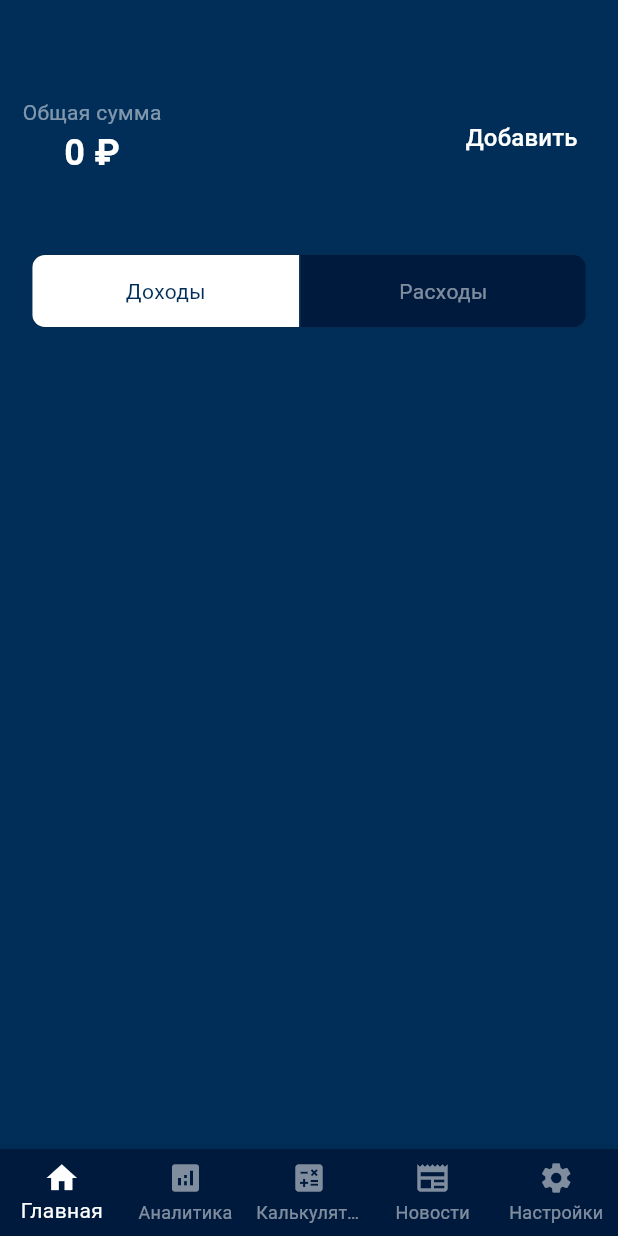
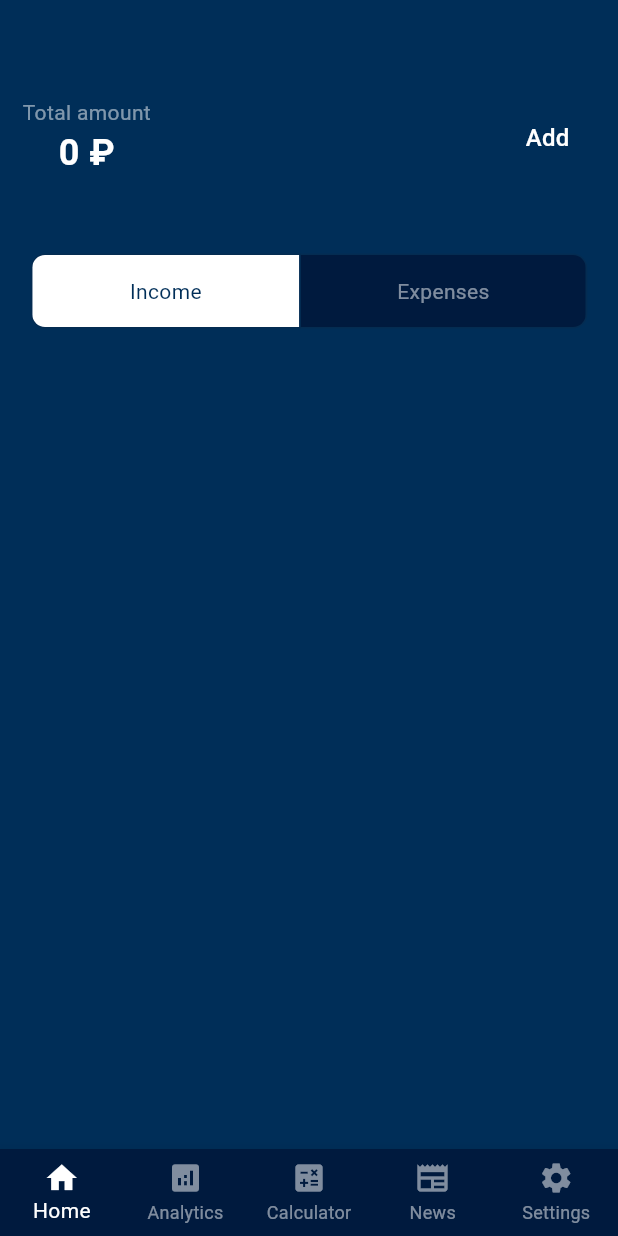
Before and after one commit to Iv1BazA/Financial_app, a Flutter app: the screen it shows after launch, after a tap on "Начать", on a phone screen of 412 x 824 dp. Run offline on Flutter 3.47's test engine with Material 3 defaults, Android fonts, the phone set to English and light mode, and no system bars; our stand-ins replace device_preview, fl_chart, flutter_svg, mask_text_input_formatter, shared_preferences.

Commit message:
change interface

```diff
--- a/lib/main.dart
+++ b/lib/main.dart
@@ -40,7 +40,7 @@ class MyApp extends StatelessWidget {
       theme: ThemeData(
         scaffoldBackgroundColor: Color(0xFF002E58),
       ),
-      home: const StartWidget(),
+      home: SplashScreen(),
       routes: {
         '/mainscreen': (context) => MainScreenWidget(),
         '/qwe': (context) => ExpensesWidget()
@@ -48,3 +48,47 @@ class MyApp extends StatelessWidget {
     );
   }
 }
+
+class SplashScreen extends StatefulWidget {
+  @override
+  _SplashScreenState createState() => _SplashScreenState();
+}
+
+class _SplashScreenState extends State<SplashScreen> {
+  late SharedPreferences prefs;
+  bool showInstructions = true;
+
+  @override
+  void initState() {
+    super.initState();
+    checkInstructionsStatus();
+  }
+
+  Future<void> checkInstructionsStatus() async {
+    prefs = await SharedPreferences.getInstance();
+    bool shouldShowInstructions = prefs.getBool('showInstructions') ?? true;
+
+    setState(() {
+      showInstructions = shouldShowInstructions;
+    });
+
+    // Если инструкции еще не отображались, отобразите их
+    if (showInstructions) {
+      await prefs.setBool('showInstructions', false);
+      Navigator.pushReplacement(
+          context, MaterialPageRoute(builder: (context) => StartWidget()));
+    } else {
+      Navigator.pushReplacement(
+          context, MaterialPageRoute(builder: (context) => MainScreenWidget()));
+    }
+  }
+
+  @override
+  Widget build(BuildContext context) {
+    return Scaffold(
+      body: Center(
+        child: CircularProgressIndicator(),
+      ),
+    );
+  }
+}
--- a/lib/screens/analitics_screen.dart
+++ b/lib/screens/analitics_screen.dart
@@ -39,7 +39,7 @@ class _AnalyticsScreenState extends State<AnalyticsScreen> {
         children: [
           SizedBox(height: 45),
           Text(
-            'Аналитика',
+            'Analytics',
             style: cost.copyWith(fontSize: 32),
           ),
           SizedBox(height: 25),
@@ -94,7 +94,7 @@ class _AnalyticsScreenState extends State<AnalyticsScreen> {
                 mainAxisAlignment: MainAxisAlignment.spaceBetween,
                 children: [
                   Text(
-                    'Общая сумма',
+                    'Total amount',
                     style: discriptionText.copyWith(color: Colors.white),
                   ),
                   FutureBuilder(
@@ -146,7 +146,7 @@ class _AnalyticsScreenState extends State<AnalyticsScreen> {
                       mainAxisAlignment: MainAxisAlignment.spaceBetween,
                       children: [
                         Text(
-                          'Доходы',
+                          'Income',
                           style: discriptionText.copyWith(color: Colors.white),
                         ),
                         Consumer<IncomeProvider>(
@@ -181,7 +181,7 @@ class _AnalyticsScreenState extends State<AnalyticsScreen> {
                         mainAxisAlignment: MainAxisAlignment.spaceBetween,
                         children: [
                           Text(
-                            'Расходы',
+                            'Expenses',
                             style:
                                 discriptionText.copyWith(color: Colors.white),
                           ),
@@ -282,10 +282,10 @@ class _ToggleButtonsAnaliticsWidgetState
       height: 40,
       child: ToggleButtons(
         children: [
-          buildToggleButton('Сегодня', 0),
-          buildToggleButton('Неделя', 1),
-          buildToggleButton('Месяц', 2),
-          buildToggleButton('Год', 3),
+          buildToggleButton('Today', 0),
+          buildToggleButton('Week', 1),
+          buildToggleButton('Month', 2),
+          buildToggleButton('Year', 3),
         ],
         onPressed: widget.onTap,
         isSelected: List.generate(
--- a/lib/screens/calc_screen.dart
+++ b/lib/screens/calc_screen.dart
@@ -33,7 +33,7 @@ class _CalcExpIncWidgetState extends State<CalcExpIncWidget> {
               Column(
                 children: [
                   Text(
-                    'Общая сумма',
+                    'Total amount',
                     style: sum,
                   ),
                   FutureBuilder(
@@ -91,7 +91,7 @@ class _CalcExpIncWidgetState extends State<CalcExpIncWidget> {
                   );
                 },
                 child: Text(
-                  'Добавить',
+                  'Add',
                   style: discriptionText.copyWith(color: Colors.white),
                 ),
               ),
@@ -140,7 +140,7 @@ class ToggleButtonsWidget extends StatelessWidget {
             width: 178,
             child: Center(
               child: Text(
-                'Доходы',
+                'Income',
                 style: TextStyle(
                   color: isSelected[0]
                       ? Color(0xFF002E58)
@@ -156,7 +156,7 @@ class ToggleButtonsWidget extends StatelessWidget {
             width: 190,
             child: Center(
               child: Text(
-                'Расходы',
+                'Expenses',
                 style: TextStyle(
                   color: isSelected[1]
                       ? Color(0xFF002E58)
--- a/lib/screens/expenses_screen.dart
+++ b/lib/screens/expenses_screen.dart
@@ -16,11 +16,11 @@ class ExpensesWidget extends StatefulWidget {
 class _ExpensesWidgetState extends State<ExpensesWidget> {
   int selectedIdx = 0;
   List<Category> categoryList = [
-    Category(name: "Еда", icon: Icons.food_bank),
-    Category(name: "Транспорт", icon: Icons.directions_car),
-    Category(name: "Жилье", icon: Icons.home),
-    Category(name: "Развлечения", icon: Icons.sports_esports),
-    Category(name: "Прочее", icon: Icons.category),
+    Category(name: "Food", icon: Icons.food_bank),
+    Category(name: "Transpoer", icon: Icons.directions_car),
+    Category(name: "Housing", icon: Icons.home),
+    Category(name: "Entertainment", icon: Icons.sports_esports),
+    Category(name: "Other", icon: Icons.category),
   ];
   final discription = TextEditingController();
   final cost = TextEditingController();
@@ -59,7 +59,7 @@ class _ExpensesWidgetState extends State<ExpensesWidget> {
             mainAxisAlignment: MainAxisAlignment.spaceBetween,
             children: [
               Text(
-                'Добавить расходы',
+                'Add expenses',
                 style: extens,
               ),
               IconButton(
@@ -74,7 +74,7 @@ class _ExpensesWidgetState extends State<ExpensesWidget> {
           ),
           SizedBox(height: 15),
           Text(
-            'Описание',
+            'Description',
             style: discriptionText,
           ),
           SizedBox(height: 5),
@@ -82,11 +82,11 @@ class _ExpensesWidgetState extends State<ExpensesWidget> {
             controller: discription,
             style: discriptionText.copyWith(color: Colors.white),
             decoration: styleTextField.copyWith(
-                hintText: 'Например (Покупка велосипеда)'),
+                hintText: 'For example (Buying a bike)'),
           ),
           SizedBox(height: 25),
           Text(
-            'Сумма',
+            'Sum',
             style: discriptionText,
           ),
           SizedBox(height: 5),
@@ -97,7 +97,7 @@ class _ExpensesWidgetState extends State<ExpensesWidget> {
           ),
           SizedBox(height: 25),
           Text(
-            'Дата',
+            'Date',
             style: discriptionText,
           ),
           SizedBox(height: 5),
@@ -112,7 +112,7 @@ class _ExpensesWidgetState extends State<ExpensesWidget> {
           ),
           SizedBox(height: 25),
           Text(
-            'Категории',
+            'Category',
             style: discriptionText,
           ),
           SizedBox(height: 15),
@@ -141,7 +141,7 @@ class _ExpensesWidgetState extends State<ExpensesWidget> {
                 Navigator.of(context).pop();
               },
               child: Text(
-                'Добавить',
+                'Add',
                 style: TextStyle(color: Color(0xFF002E58)),
               ),
             ),
--- a/lib/screens/income_screen.dart
+++ b/lib/screens/income_screen.dart
@@ -22,9 +22,9 @@ class _IncomeWidgetScreenState extends State<IncomeWidgetScreen> {
       mask: '##.##.####', filter: {"#": RegExp(r'[0-9]')});
   int selectedIdx = 0;
   List<Category> categoryList = [
-    Category(name: "Зароботная плата", icon: Icons.money),
-    Category(name: "Инвестиции", icon: Icons.present_to_all),
-    Category(name: "Подарок", icon: Icons.home),
+    Category(name: "Salory", icon: Icons.money),
+    Category(name: "Investments", icon: Icons.present_to_all),
+    Category(name: "Present", icon: Icons.home),
   ];
   Future<void> _selectDate(BuildContext context) async {
     DateTime currentDate = DateTime.now();
@@ -57,7 +57,7 @@ class _IncomeWidgetScreenState extends State<IncomeWidgetScreen> {
             mainAxisAlignment: MainAxisAlignment.spaceBetween,
             children: [
               Text(
-                'Добавить доходы',
+                'Add income',
                 style: extens,
               ),
               IconButton(
@@ -72,7 +72,7 @@ class _IncomeWidgetScreenState extends State<IncomeWidgetScreen> {
           ),
           SizedBox(height: 15),
           Text(
-            'Описание',
+            'Description',
             style: discriptionText,
           ),
           SizedBox(height: 5),
@@ -80,11 +80,11 @@ class _IncomeWidgetScreenState extends State<IncomeWidgetScreen> {
             controller: discription,
             style: discriptionText.copyWith(color: Colors.white),
             decoration:
-                styleTextField.copyWith(hintText: 'Например (Зарплата)'),
+                styleTextField.copyWith(hintText: 'For example (Salary)'),
           ),
           SizedBox(height: 25),
           Text(
-            'Сумма',
+            'Sum',
             style: discriptionText,
           ),
           SizedBox(height: 5),
@@ -95,7 +95,7 @@ class _IncomeWidgetScreenState extends State<IncomeWidgetScreen> {
           ),
           SizedBox(height: 25),
           Text(
-            'Дата',
+            'Date',
             style: discriptionText,
           ),
           SizedBox(height: 5),
@@ -110,7 +110,7 @@ class _IncomeWidgetScreenState extends State<IncomeWidgetScreen> {
           ),
           SizedBox(height: 25),
           Text(
-            'Категории',
+            'Category',
             style: discriptionText,
           ),
           SizedBox(height: 15),
@@ -138,7 +138,7 @@ class _IncomeWidgetScreenState extends State<IncomeWidgetScreen> {
                 Navigator.of(context).pop();
               },
               child: Text(
-                'Добавить',
+                'Add',
                 style: TextStyle(color: Color(0xFF002E58)),
               ),
             ),
--- a/lib/screens/main_screen.dart
+++ b/lib/screens/main_screen.dart
@@ -53,23 +53,23 @@ class _MainScreenWidgetState extends State<MainScreenWidget> {
         items: [
           BottomNavigationBarItem(
             icon: Icon(Icons.home),
-            label: 'Главная',
+            label: 'Home',
           ),
           BottomNavigationBarItem(
             icon: Icon(Icons.analytics),
-            label: 'Аналитика',
+            label: 'Analytics',
           ),
           BottomNavigationBarItem(
             icon: Icon(Icons.calculate),
-            label: 'Калькулятор',
+            label: 'Calculator',
           ),
           BottomNavigationBarItem(
             icon: Icon(Icons.newspaper),
-            label: 'Новости',
+            label: 'News',
           ),
           BottomNavigationBarItem(
             icon: Icon(Icons.settings),
-            label: 'Настройки',
+            label: 'Settings',
           ),
         ],
       ),
--- a/lib/screens/mortgage_screen.dart
+++ b/lib/screens/mortgage_screen.dart
@@ -27,12 +27,12 @@ class _MortgageWidgetState extends State<MortgageWidget> {
         children: [
           SizedBox(height: 45),
           Text(
-            'Ипотечный \nкалькулятор',
+            'Mortgage \ncalculator',
             style: cost.copyWith(fontSize: 32),
           ),
           SizedBox(height: 25),
           Text(
-            'Стоимость имущества',
+            'Property value',
             style: discriptionText,
           ),
           SizedBox(height: 5),
@@ -43,7 +43,7 @@ class _MortgageWidgetState extends State<MortgageWidget> {
           ),
           SizedBox(height: 25),
           Text(
-            'Первоначальный взнос',
+            'First pay',
             style: discriptionText,
           ),
           SizedBox(height: 5),
@@ -59,14 +59,14 @@ class _MortgageWidgetState extends State<MortgageWidget> {
               Container(
                 width: 170,
                 child: Text(
-                  'Срок',
+                  'Term',
                   style: discriptionText,
                 ),
               ),
               Container(
                 width: 170,
                 child: Text(
-                  '% Ставка',
+                  '% Rate',
                   style: discriptionText,
                 ),
               )
@@ -135,7 +135,7 @@ class _MortgageWidgetState extends State<MortgageWidget> {
                 );
               },
               child: Text(
-                'Рассчитать',
+                'Calculate',
                 style: TextStyle(color: Color(0xFF002E58)),
               ),
             ),
--- a/lib/screens/news_screen.dart
+++ b/lib/screens/news_screen.dart
@@ -67,7 +67,7 @@ class _NewsScreenWidgetState extends State<NewsScreenWidget> {
         children: [
           SizedBox(height: 45),
           Text(
-            'Новости',
+            'News',
             style: TextStyle(
                 fontSize: 32,
                 fontWeight: FontWeight.w600,
--- a/lib/screens/settings_screen.dart
+++ b/lib/screens/settings_screen.dart
@@ -18,7 +18,7 @@ class SettingsScreen extends StatelessWidget {
         children: [
           SizedBox(height: 55),
           Text(
-            'Настройки',
+            'Settings',
             style: TextStyle(
                 fontSize: 32,
                 fontWeight: FontWeight.w600,
@@ -45,7 +45,7 @@ class SettingsScreen extends StatelessWidget {
                   ),
                   SizedBox(width: 10),
                   Text(
-                    'Сбросить сумму',
+                    'Reset amount',
                     style: discriptionText.copyWith(color: Colors.white),
                   )
                 ],
@@ -70,7 +70,7 @@ class SettingsScreen extends StatelessWidget {
                     ),
                     SizedBox(width: 10),
                     Text(
-                      'Поделиться с друзьями',
+                      'Share with friends',
                       style: discriptionText.copyWith(color: Colors.white),
                     ),
                     Spacer(),
@@ -101,7 +101,7 @@ class SettingsScreen extends StatelessWidget {
                     ),
                     SizedBox(width: 10),
                     Text(
-                      'Политика конфидециальности',
+                      'Privacy Policy',
                       style: discriptionText.copyWith(color: Colors.white),
                     ),
                     Spacer(),
@@ -132,7 +132,7 @@ class SettingsScreen extends StatelessWidget {
                     ),
                     SizedBox(width: 10),
                     Text(
-                      'Условия эксплуатации',
+                      'terms of Use',
                       style: discriptionText.copyWith(color: Colors.white),
                     ),
                     Spacer(),
```
Also changed, not shown: lib/screens/mortage_calc.dart (+8 -8 lines).
